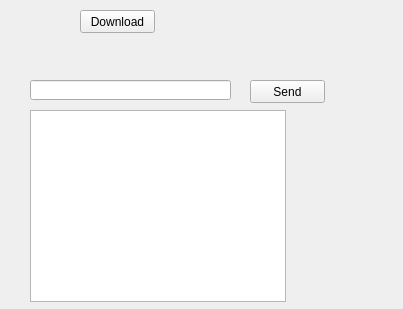
secretan/QtPrj, file JLUsb/jlwidget.ui: the form before one commit.
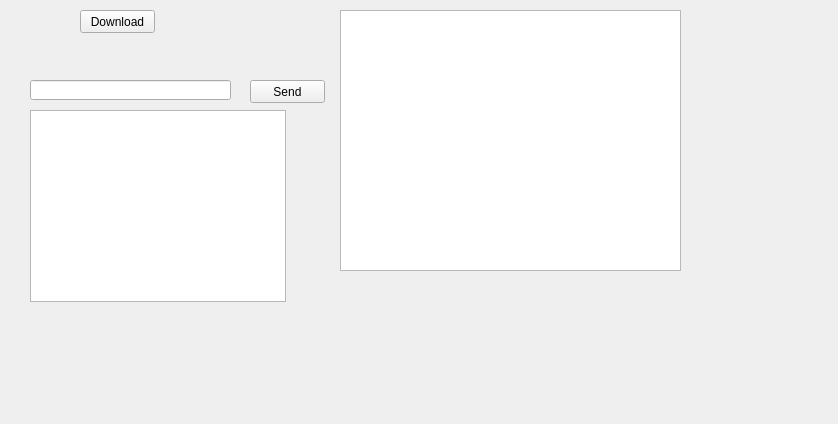
The form after the commit.

```diff
--- a/JLUsb/jlwidget.ui
+++ b/JLUsb/jlwidget.ui
@@ -6,10 +6,16 @@
    <rect>
     <x>0</x>
     <y>0</y>
-    <width>403</width>
-    <height>309</height>
+    <width>838</width>
+    <height>424</height>
    </rect>
   </property>
+  <property name="minimumSize">
+   <size>
+    <width>838</width>
+    <height>424</height>
+   </size>
+  </property>
   <property name="windowTitle">
    <string>JLWidget</string>
   </property>
@@ -59,6 +65,16 @@
     </rect>
    </property>
   </widget>
+  <widget class="QGraphicsView" name="graphicsView">
+   <property name="geometry">
+    <rect>
+     <x>340</x>
+     <y>10</y>
+     <width>341</width>
+     <height>261</height>
+    </rect>
+   </property>
+  </widget>
  </widget>
  <layoutdefault spacing="6" margin="11"/>
  <resources/>
```
